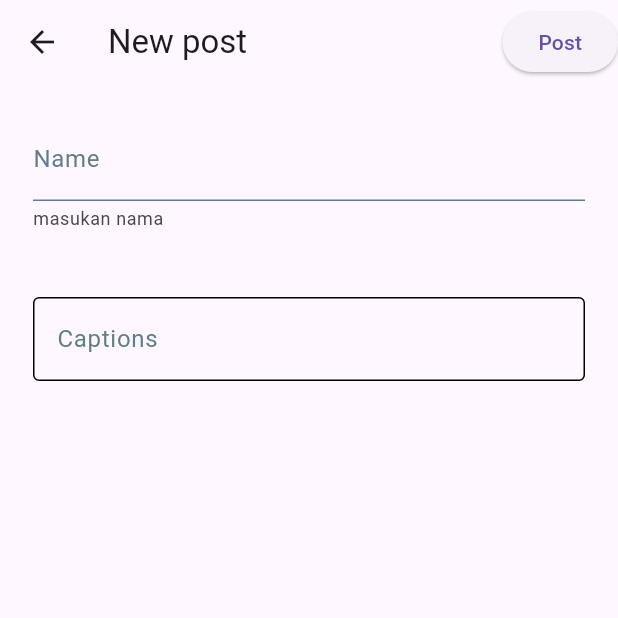
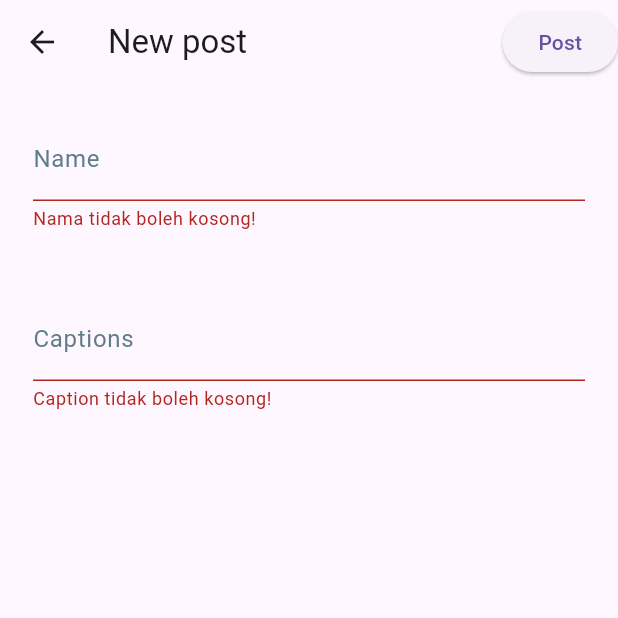
Before and after one commit to adryan-lakes/project_flutter_bassic, a Flutter app: the screen it shows after launch, item 3 of the bottom bar chosen, after a tap on "Post", on a phone screen of 412 x 824 dp, the top half of it. Run offline on Flutter 3.47's test engine with Material 3 defaults, Android fonts, the phone set to English and light mode, and no system bars; our stand-ins replace convex_bottom_bar, hive, hive_flutter, shared_preferences; accounts and stored records are empty; network calls fail.

Commit message:
menambahkan falidasi untuk text field

```diff
--- a/lib/views/add_post_view.dart
+++ b/lib/views/add_post_view.dart
@@ -5,9 +5,6 @@ import 'package:project_flutter_bassic/views/dashboard_view.dart';
 import 'package:project_flutter_bassic/controllers/post_provider.dart';
 import 'package:provider/provider.dart';
 
-void main() {
-  runApp(AddPost());
-}
 
 class AddPost extends StatefulWidget {
   const AddPost({super.key});
@@ -17,7 +14,7 @@ class AddPost extends StatefulWidget {
 }
 
 class _AddPost extends State<AddPost> {
-
+  final _keyForm = GlobalKey<FormState>();
   final _namaConttroler = TextEditingController();
   final _captionsConttroler = TextEditingController();
 
@@ -49,10 +46,19 @@ void _kirimPost(){
         title:  Text("New post"),
 
         actions:  [
-          ElevatedButton(onPressed: _kirimPost, child: Text("Post"))
+          ElevatedButton(onPressed: (){
+            if(_keyForm.currentState!.validate()){
+
+            _kirimPost();
+
+            }
+
+          }, child: Text("Post"))
         ],
       ),
       body: Padding(padding: EdgeInsets.all(10),
+      child: Form(
+        key: _keyForm,
         child: Column(
           children: [
             Container(
@@ -72,6 +78,15 @@ void _kirimPost(){
                         ),
                         helperText: "masukan nama",
                       ),
+                      validator: (String? value) {
+
+                          if (value == null || value.isEmpty) {
+
+                          return 'Nama tidak boleh kosong!';
+                         }
+
+                     return null;
+                      },
                     ),
                   ),
                   SizedBox(height: 20,),
@@ -91,10 +106,17 @@ void _kirimPost(){
                               ),
 
                             ),
+                            validator: (String? value) {
+                        if (value == null || value.isEmpty) {
+                      return 'Caption tidak boleh kosong!';
+                           }
+                            return null;
+  },
                             onChanged: (value) {},
                           ),
                         ),
           ],
+        ),
       ),
       )
     );
--- a/lib/views/user_account/highlight.dart
+++ b/lib/views/user_account/highlight.dart
@@ -76,7 +76,7 @@ class HighLight extends StatelessWidget {
                     ),
                     image: DecorationImage(
                         image: NetworkImage(
-                            "https://picsum.photos/seed/picsum/200/300"),
+                            "https://picsum.photos/id/800/600/800"),
                         fit: BoxFit.cover)),
               ),
             ],
```
Lines whose indentation alone changed are shown as unchanged.
